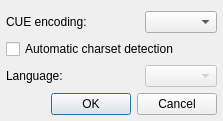
ksv1986/qmmp-staging, file src/plugins/Input/cue/settingsdialog.ui: the form before one commit.
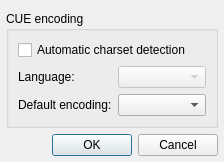
The form after the commit.

Diff of the .ui file:
```diff
--- a/src/plugins/Input/cue/settingsdialog.ui
+++ b/src/plugins/Input/cue/settingsdialog.ui
@@ -6,14 +6,14 @@
    <rect>
     <x>0</x>
     <y>0</y>
-    <width>223</width>
-    <height>119</height>
+    <width>224</width>
+    <height>155</height>
    </rect>
   </property>
   <property name="windowTitle">
    <string>CUE Plugin Settings</string>
   </property>
-  <layout class="QGridLayout" name="gridLayout">
+  <layout class="QVBoxLayout" name="verticalLayout">
    <property name="leftMargin">
     <number>6</number>
    </property>
@@ -23,7 +23,37 @@
    <property name="bottomMargin">
     <number>6</number>
    </property>
-   <item row="0" column="0" colspan="2">
+   <item>
+    <widget class="QGroupBox" name="groupBox">
+     <property name="title">
+      <string>CUE encoding</string>
+     </property>
+     <layout class="QGridLayout" name="gridLayout">
+      <item row="0" column="0" colspan="3">
+       <widget class="QCheckBox" name="autoCharsetCheckBox">
+        <property name="text">
+         <string>Automatic charset detection</string>
+        </property>
+       </widget>
+      </item>
+      <item row="1" column="0">
+       <widget class="QLabel" name="label">
+        <property name="enabled">
+         <bool>true</bool>
+        </property>
+        <property name="text">
+         <string>Language:</string>
+        </property>
+       </widget>
+      </item>
+      <item row="1" column="1" colspan="2">
+       <widget class="QComboBox" name="encaAnalyserComboBox">
+        <property name="enabled">
+         <bool>false</bool>
+        </property>
+       </widget>
+      </item>
+      <item row="2" column="0">
     <widget class="QLabel" name="label_17_2_2">
      <property name="focusPolicy">
       <enum>Qt::TabFocus</enum>
@@ -32,41 +62,20 @@
       <enum>Qt::LeftToRight</enum>
      </property>
      <property name="text">
-      <string>CUE encoding:</string>
+         <string>Default encoding:</string>
      </property>
      <property name="alignment">
       <set>Qt::AlignLeading|Qt::AlignLeft|Qt::AlignVCenter</set>
      </property>
     </widget>
    </item>
-   <item row="0" column="2">
+      <item row="2" column="1" colspan="2">
     <widget class="QComboBox" name="cueEncComboBox"/>
    </item>
-   <item row="1" column="0" colspan="3">
-    <widget class="QCheckBox" name="autoCharsetCheckBox">
-     <property name="text">
-      <string>Automatic charset detection</string>
-     </property>
+     </layout>
     </widget>
    </item>
-   <item row="2" column="0" colspan="2">
-    <widget class="QLabel" name="label">
-     <property name="enabled">
-      <bool>true</bool>
-     </property>
-     <property name="text">
-      <string>Language:</string>
-     </property>
-    </widget>
-   </item>
-   <item row="2" column="2">
-    <widget class="QComboBox" name="encaAnalyserComboBox">
-     <property name="enabled">
-      <bool>false</bool>
-     </property>
-    </widget>
-   </item>
-   <item row="3" column="0" colspan="3">
+   <item>
     <widget class="QDialogButtonBox" name="buttonBox">
      <property name="standardButtons">
       <set>QDialogButtonBox::Cancel|QDialogButtonBox::Ok</set>
```
Lines whose indentation alone changed are shown as unchanged.
